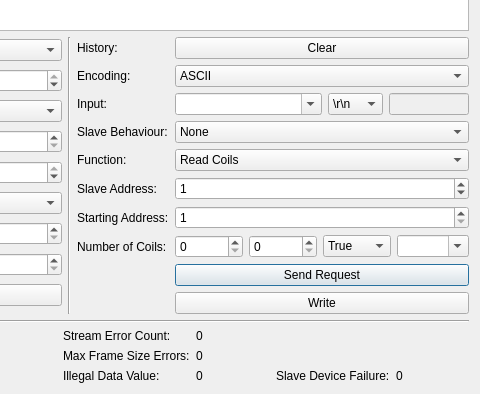
First picture: the form in src/brickv/plugin_system/plugins/rs485/ui/rs485.ui, repository Tinkerforge/brickv, before the edit; both pictures show x 341 to 821 and y 511 to 905 of the 821 by 905 pixel window.
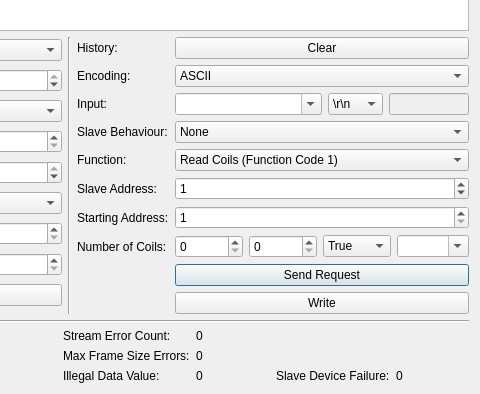
Second picture: the form after the edit. Custom widgets are drawn as their Qt base class.

Commit message: rs485: Add function code to modbus master function select.

What changed in the file:
```diff
--- a/src/brickv/plugin_system/plugins/rs485/ui/rs485.ui
+++ b/src/brickv/plugin_system/plugins/rs485/ui/rs485.ui
@@ -578,7 +578,7 @@
          </property>
          <item>
           <property name="text">
-           <string>Read Coils</string>
+           <string>Read Coils (Function Code 1)</string>
           </property>
          </item>
          <item>
```
Left out of the diff: 14 changed lines with no effect on the pictures. The commit also changes 1 other file.
